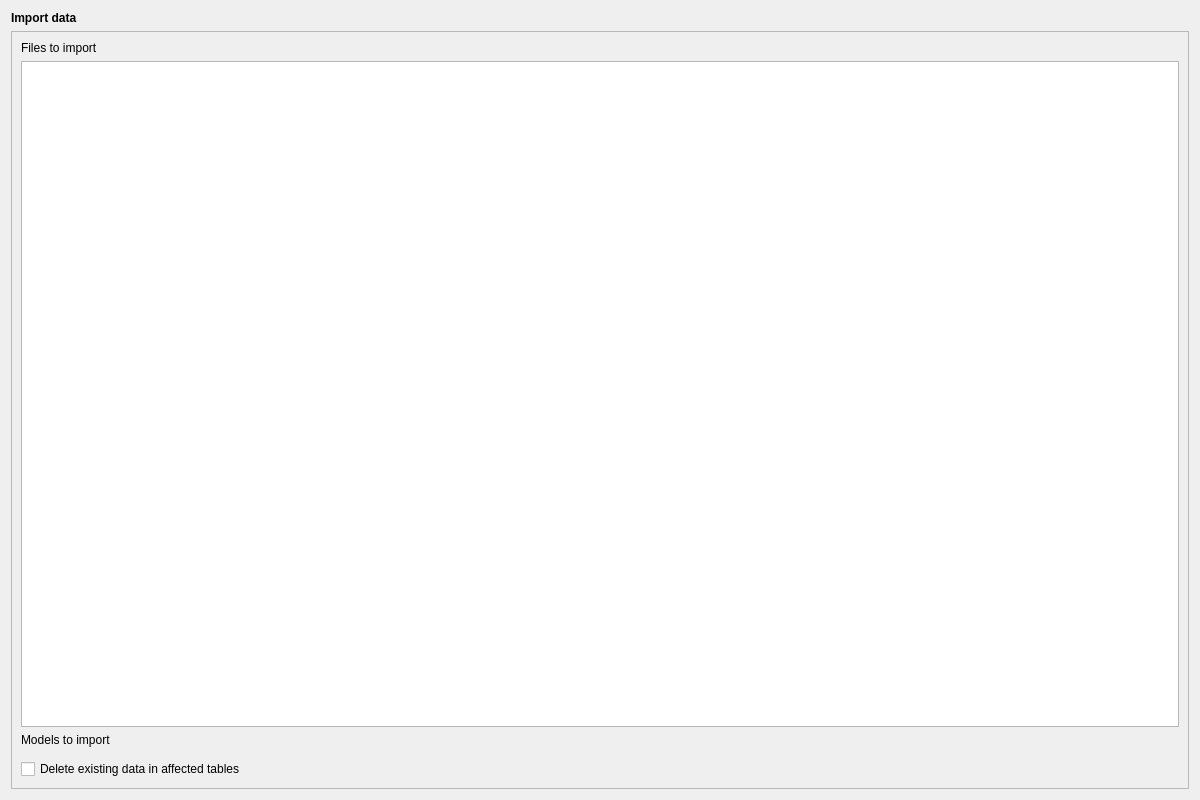
opengisch/QgisModelBaker, file QgisModelBaker/ui/import_data_configuration.ui: the form before one commit.
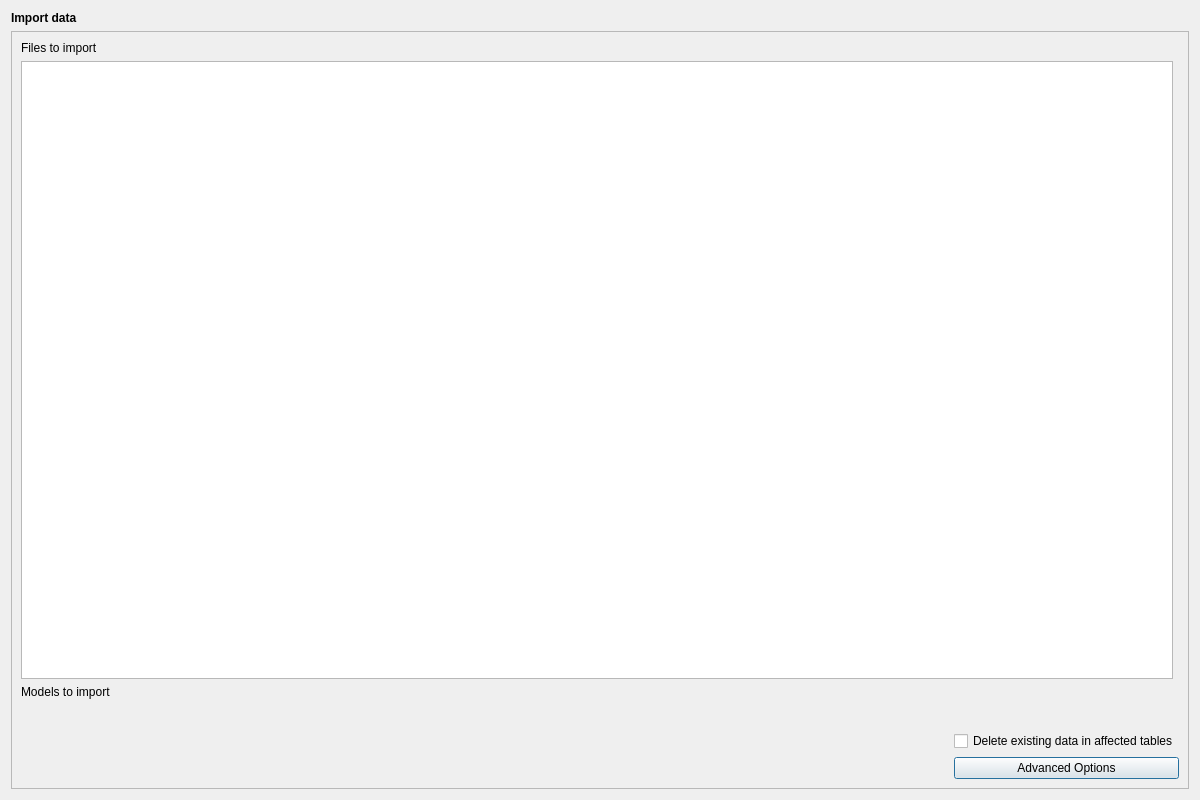
The form after the commit. Custom widgets are drawn as their Qt base class.

Commit message: import data execution but still invalid config - needs to be fixed

The edit to the form file:
```diff
--- a/QgisModelBaker/ui/import_data_configuration.ui
+++ b/QgisModelBaker/ui/import_data_configuration.ui
@@ -47,25 +47,20 @@
      <property name="frameShadow">
       <enum>QFrame::Raised</enum>
      </property>
-     <layout class="QGridLayout" name="gridLayout_2">
-      <item row="2" column="0">
-       <widget class="QLabel" name="model_label">
-        <property name="text">
-         <string>Models to import</string>
-        </property>
-       </widget>
-      </item>
-      <item row="3" column="0">
+     <layout class="QGridLayout" name="gridLayout_3">
+      <item row="4" column="0" colspan="2">
        <widget class="ModelListView" name="model_list_view" native="true"/>
       </item>
-      <item row="0" column="0">
-       <widget class="QLabel" name="file_label">
-        <property name="text">
-         <string>Files to import</string>
+      <item row="1" column="0">
+       <widget class="QTableView" name="file_table_view">
+        <property name="sortingEnabled">
+         <bool>true</bool>
         </property>
        </widget>
       </item>
-      <item row="4" column="0">
+      <item row="6" column="0" colspan="2">
+       <layout class="QGridLayout" name="gridLayout_2">
+        <item row="0" column="1">
        <widget class="QCheckBox" name="chk_delete_data">
         <property name="toolTip">
          <string>Delete existing data including dependencies like catalogues etc.</string>
@@ -76,9 +71,51 @@
        </widget>
       </item>
       <item row="1" column="0">
-       <widget class="QTableView" name="file_table_view">
-        <property name="sortingEnabled">
-         <bool>true</bool>
+         <spacer name="horizontalSpacer">
+          <property name="orientation">
+           <enum>Qt::Horizontal</enum>
+          </property>
+          <property name="sizeHint" stdset="0">
+           <size>
+            <width>563</width>
+            <height>20</height>
+           </size>
+          </property>
+         </spacer>
+        </item>
+        <item row="1" column="1">
+         <widget class="QPushButton" name="ili2db_options_button">
+          <property name="text">
+           <string>Advanced Options</string>
+          </property>
+         </widget>
+        </item>
+       </layout>
+      </item>
+      <item row="0" column="0">
+       <widget class="QLabel" name="file_label">
+        <property name="text">
+         <string>Files to import</string>
+        </property>
+       </widget>
+      </item>
+      <item row="3" column="0">
+       <widget class="QLabel" name="model_label">
+        <property name="text">
+         <string>Models to import</string>
+        </property>
+       </widget>
+      </item>
+      <item row="5" column="0">
+       <widget class="QLabel" name="toml_file_info_label">
+        <property name="maximumSize">
+         <size>
+          <width>580</width>
+          <height>16777215</height>
+         </size>
+        </property>
+        <property name="text">
+         <string/>
         </property>
        </widget>
       </item>
```
Lines whose indentation alone changed are shown as unchanged. The commit also changes 4 other files.
